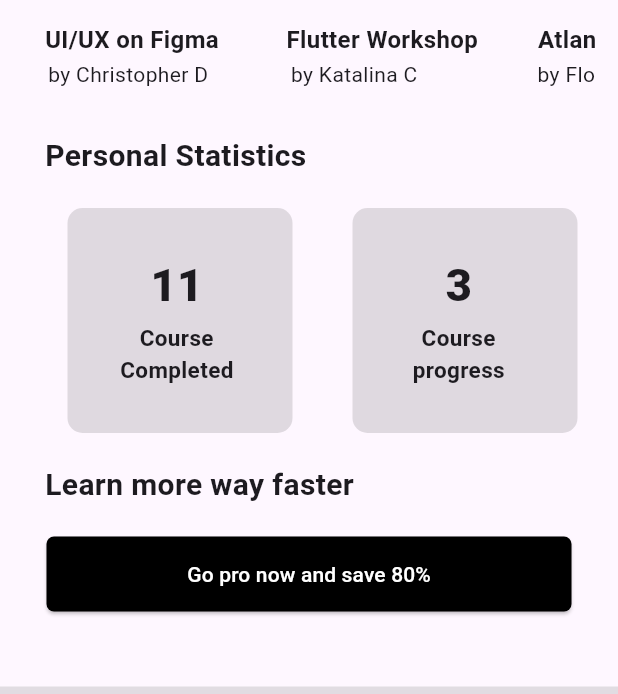
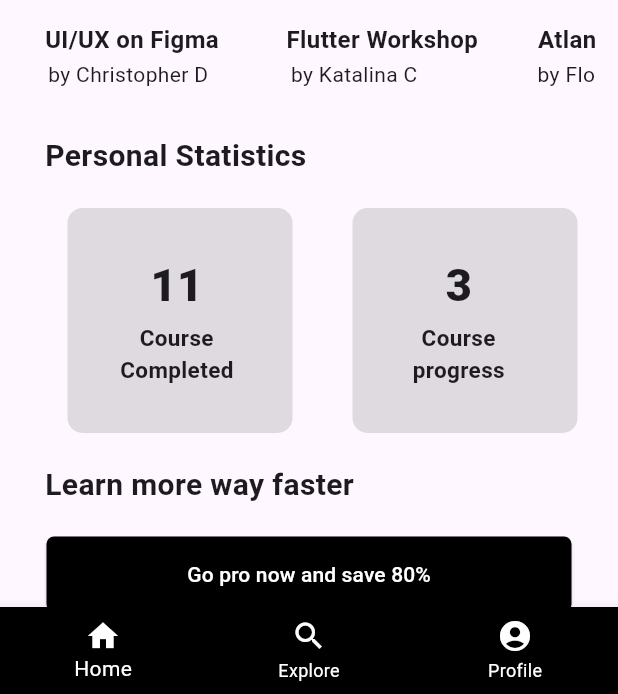
Before and after one commit to Priyanshg0211/Coursely, a Flutter app: the homepage screen opened directly, on a phone screen of 412 x 824 dp, the part 542-1236 px from its top. Run offline on Flutter 3.47's test engine with Material 3 defaults, Android fonts, the phone set to English and light mode, and no system bars; Roboto replaces fonts that are missing (Cirka, Poppins).

Commit message:
updated the bottom navigation bar and added skip functionality

```diff
--- a/lib/homepage.dart
+++ b/lib/homepage.dart
@@ -328,10 +328,10 @@ class homepage extends StatelessWidget {
                           child: Text(
                             'Course\nprogress',
                             textAlign: TextAlign.center,
-                            style:TextStyle(
-                                  fontFamily: 'Poppins',
-                                  fontSize: 15.0,
-                                  fontWeight: FontWeight.bold),
+                            style: TextStyle(
+                                fontFamily: 'Poppins',
+                                fontSize: 15.0,
+                                fontWeight: FontWeight.bold),
                           ),
                         ),
                       ),
@@ -379,63 +379,17 @@ class homepage extends StatelessWidget {
               ),
             ),
           ),
-          SizedBox(
-            height: 50,
-          ),
-          Stack(
-            children: [
-              Container(
-                height: 70,
-                width: 800,
-                color: Colors.grey.withOpacity(0.3),
-              ),
-              Padding(
-                padding: const EdgeInsets.only(top: 5),
-                child: Row(
-                  mainAxisAlignment: MainAxisAlignment.center,
-                  children: [
-                    Container(
-                      height: 60,
-                      width: 60,
-                      child: Icon(
-                        Icons.home,
-                        color: Colors.black,
-                      ),
-                    ),
-                    SizedBox(width: 30),
-                    Container(
-                      height: 60,
-                      width: 60,
-                      child: Icon(
-                        Icons.search_rounded,
-                        color: Colors.white,
-                      ),
-                    ),
-                    SizedBox(width: 30),
-                    Container(
-                      height: 60,
-                      width: 60,
-                      child: Icon(
-                        Icons.analytics_rounded,
-                        color: Colors.white,
-                      ),
-                    ),
-                    SizedBox(width: 30),
-                    Container(
-                      height: 60,
-                      width: 60,
-                      child: Icon(
-                        Icons.account_circle,
-                        color: Colors.white,
-                      ),
-                    ),
-                  ],
-                ),
-              ),
-            ],
-          ),
         ],
       ),
+      bottomNavigationBar: BottomNavigationBar(
+        backgroundColor: Colors.black,
+        fixedColor: Colors.white,
+        unselectedItemColor: Colors.white,
+        items: [
+        BottomNavigationBarItem(icon: Icon(Icons.home,color: Colors.white,), label: 'Home',),
+        BottomNavigationBarItem(icon: Icon(Icons.search,color: Colors.white,), label: 'Explore',),
+        BottomNavigationBarItem(icon: Icon(Icons.account_circle_sharp,color: Colors.white,), label: 'Profile',),
+      ]),
     );
   }
 }
--- a/lib/intropage.dart
+++ b/lib/intropage.dart
@@ -15,6 +15,9 @@ class intropage extends StatelessWidget {
           TextButton(
               onPressed: () {
                 print('The skip button is pressed');
+                Navigator.push(context,
+                MaterialPageRoute(builder: (context)=> intropage2()),
+                );
               },
               child: Text(
                 'Skip',
```
